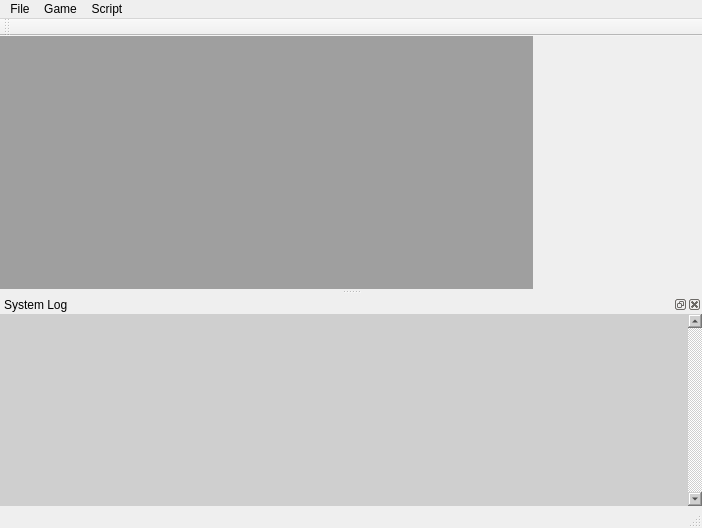
Above: Tool/mainwindow.ui from ikskuh/BrokenRemote before the change. Below: the same form after it.
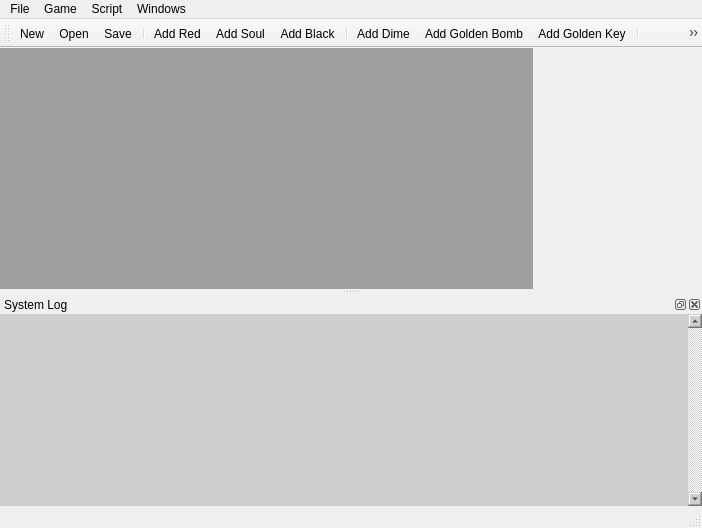
That is the form after the change. Icons and pictures are not drawn.

Diff of the .ui file:
```diff
--- a/Tool/mainwindow.ui
+++ b/Tool/mainwindow.ui
@@ -38,7 +38,7 @@
      <x>0</x>
      <y>0</y>
      <width>702</width>
-     <height>21</height>
+     <height>19</height>
     </rect>
    </property>
    <widget class="QMenu" name="menuFile">
@@ -168,17 +168,44 @@
     </property>
     <addaction name="actionRun"/>
    </widget>
+   <widget class="QMenu" name="menuWindows">
+    <property name="title">
+     <string>Windows</string>
+    </property>
+    <addaction name="actionTile"/>
+    <addaction name="actionCascade"/>
+    <addaction name="separator"/>
+    <addaction name="actionNext"/>
+    <addaction name="actionPrevious"/>
+    <addaction name="separator"/>
+   </widget>
    <addaction name="menuFile"/>
    <addaction name="menuGame"/>
    <addaction name="menuScript"/>
+   <addaction name="menuWindows"/>
   </widget>
   <widget class="QToolBar" name="mainToolBar">
    <attribute name="toolBarArea">
     <enum>TopToolBarArea</enum>
    </attribute>
    <attribute name="toolBarBreak">
-    <bool>false</bool>
+    <bool>true</bool>
    </attribute>
+   <addaction name="actionNew"/>
+   <addaction name="actionOpen"/>
+   <addaction name="actionSave"/>
+   <addaction name="separator"/>
+   <addaction name="actionAdd_Red"/>
+   <addaction name="actionAdd_Soul"/>
+   <addaction name="actionAdd_Black"/>
+   <addaction name="separator"/>
+   <addaction name="actionAdd_Dime"/>
+   <addaction name="actionAdd_Golden_Bomb"/>
+   <addaction name="actionAdd_Golden_Key"/>
+   <addaction name="separator"/>
+   <addaction name="actionDischarge"/>
+   <addaction name="actionIncrease_Charge"/>
+   <addaction name="actionFull_Charge"/>
   </widget>
   <widget class="QStatusBar" name="statusBar"/>
   <widget class="QDockWidget" name="logWidget">
@@ -244,7 +271,11 @@
   </widget>
   <action name="actionNew">
    <property name="enabled">
-    <bool>false</bool>
+    <bool>true</bool>
+   </property>
+   <property name="icon">
+    <iconset resource="icons.qrc">
+     <normaloff>:/icons/document-new.png</normaloff>:/icons/document-new.png</iconset>
    </property>
    <property name="text">
     <string>New</string>
@@ -255,7 +286,11 @@
   </action>
   <action name="actionOpen">
    <property name="enabled">
-    <bool>false</bool>
+    <bool>true</bool>
+   </property>
+   <property name="icon">
+    <iconset resource="icons.qrc">
+     <normaloff>:/icons/document-open.png</normaloff>:/icons/document-open.png</iconset>
    </property>
    <property name="text">
     <string>Open...</string>
@@ -266,7 +301,11 @@
   </action>
   <action name="actionSave">
    <property name="enabled">
-    <bool>false</bool>
+    <bool>true</bool>
+   </property>
+   <property name="icon">
+    <iconset resource="icons.qrc">
+     <normaloff>:/icons/document-save.png</normaloff>:/icons/document-save.png</iconset>
    </property>
    <property name="text">
     <string>Save</string>
```
Left out of the diff: 108 changed lines with no effect on the pictures.
